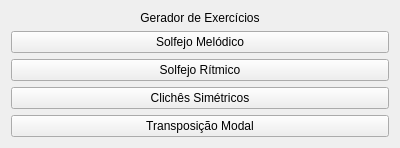
Before: the Qt Designer form intro.ui in henriqueinonhe/note-spitter, drawn with Qt 5.
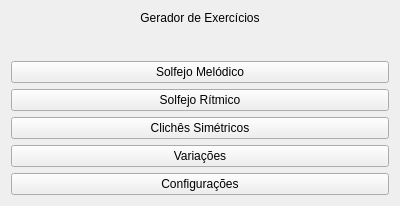
After: the same form once the commit is applied.

```diff
--- a/intro.ui
+++ b/intro.ui
@@ -10,7 +10,7 @@
     <x>0</x>
     <y>0</y>
     <width>400</width>
-    <height>147</height>
+    <height>206</height>
    </rect>
   </property>
   <property name="windowTitle">
@@ -51,7 +51,14 @@
    <item>
     <widget class="QPushButton" name="pushButtonTM">
      <property name="text">
-      <string>Transposição Modal</string>
+      <string>Variações</string>
+     </property>
+    </widget>
+   </item>
+   <item>
+    <widget class="QPushButton" name="pushButtonSettings">
+     <property name="text">
+      <string>Configurações</string>
      </property>
     </widget>
    </item>
```
Left out of the diff: 2 changed lines with no effect on the pictures.
